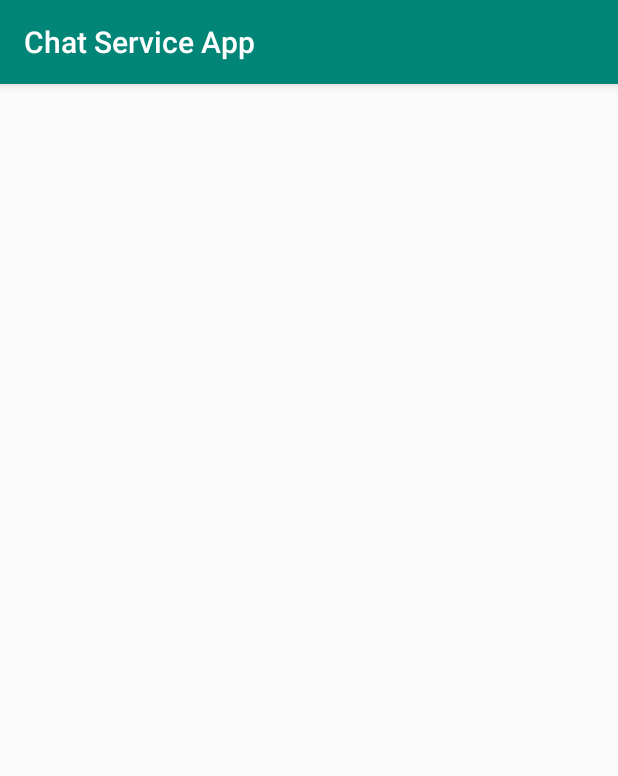
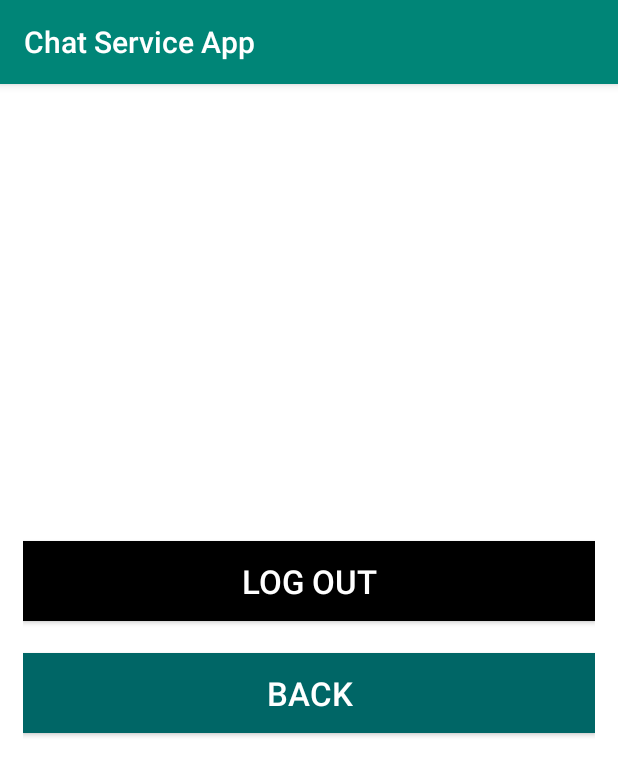
Before and after one commit to JasonHaque/ChatServiceApp, an Android app: the ProfileActivity screen opened directly, with no data from a screen before it, on a phone screen of 412 x 824 dp. Shown: the top 776 px of the screen. Run offline under Robolectric (Android 15) with nearby library versions, the phone set to English and light mode, and no system bars.

Commit message:
Raw profile layout added

```diff
--- a/app/src/main/res/layout/activity_profile.xml
+++ b/app/src/main/res/layout/activity_profile.xml
@@ -4,6 +4,47 @@
     xmlns:tools="http://schemas.android.com/tools"
     android:layout_width="match_parent"
     android:layout_height="match_parent"
+    android:background="#ffffff"
+    android:padding="15dp"
     tools:context=".ProfileActivity">
+    <LinearLayout
+        android:layout_width="match_parent"
+        android:layout_height="match_parent"
+        android:orientation="vertical">
+        <ImageView
+            android:layout_width="210dp"
+            android:layout_height="210dp"
+            android:id="@+id/profile_image"
+            android:layout_gravity="center"
+            android:layout_marginTop="10dp" />
+        <TextView
+            android:id="@+id/user_view"
+            android:layout_width="match_parent"
+            android:layout_height="wrap_content"
+            android:textSize="22sp"
+            android:gravity="center"
+            android:textColor="#000000"
+            android:layout_marginBottom="20dp"
+            android:layout_marginTop="20dp"/>
+        <Button
+            android:id="@+id/log_out"
+            android:layout_width="match_parent"
+            android:layout_height="wrap_content"
+            android:textColor="#ffffff"
+            android:layout_marginBottom="21dp"
+            android:padding="12dp"
+            android:background="#000000"
+            android:textSize="22sp"
+            android:text="Log Out"/>
+        <Button
+            android:id="@+id/notes_back_button"
+            android:layout_width="match_parent"
+            android:layout_height="wrap_content"
+            android:textSize="22sp"
+            android:textColor="#ffffff"
+            android:padding="12dp"
+            android:background="#006666"
+            android:text="Back"/>
+    </LinearLayout>
 
 </androidx.constraintlayout.widget.ConstraintLayout>
```
